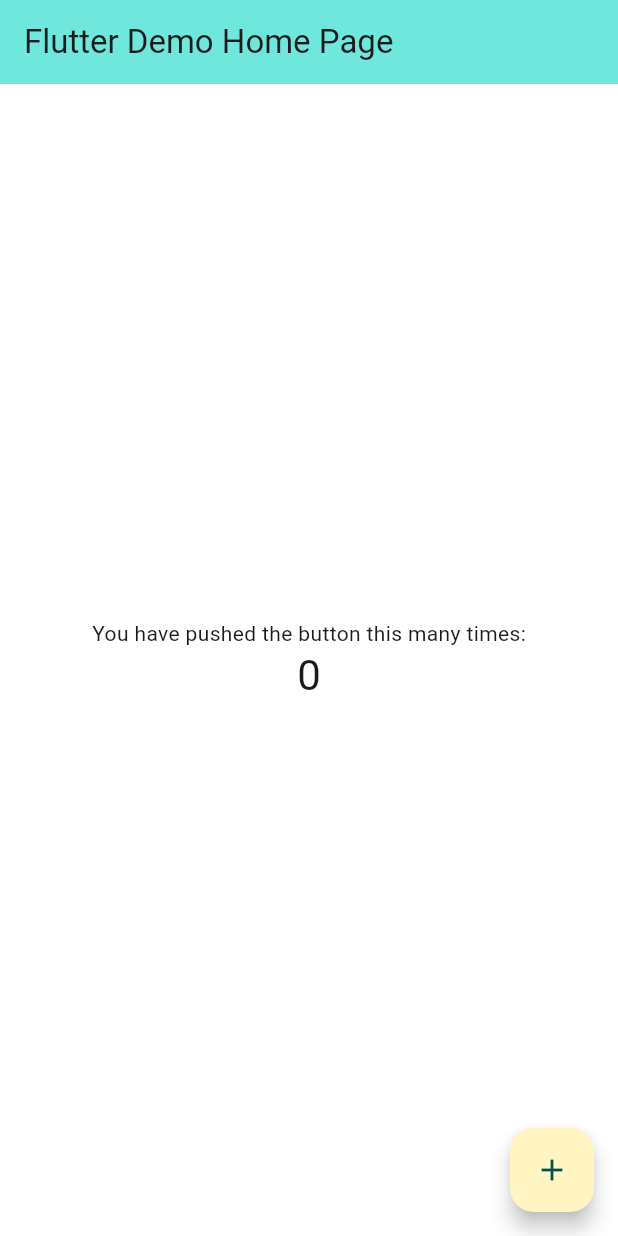
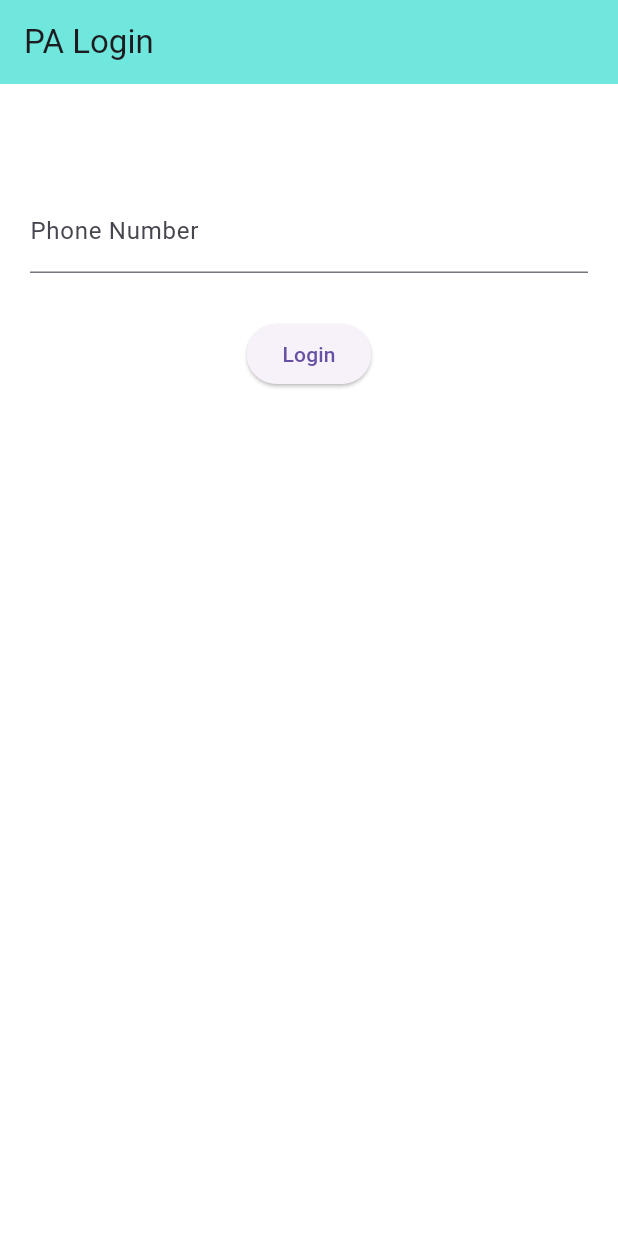
Before and after one commit to yogeshsahu0582/user_app, a Flutter app: the screen it shows after launch, on a phone screen of 412 x 824 dp. Run offline on Flutter 3.47's test engine with Material 3 defaults, Android fonts, the phone set to English and light mode, and no system bars; our stand-ins replace dio, shared_preferences.

Commit message:
Day 15 Flutter user app foundation completed

```diff
--- /dev/null
+++ b/lib/config/api_config.dart
@@ -0,0 +1,3 @@
+class ApiConfig {
+  static const String baseUrl = "http://127.0.0.1:8000";
+}
--- a/lib/main.dart
+++ b/lib/main.dart
@@ -1,4 +1,10 @@
 import 'package:flutter/material.dart';
+
+import 'package:provider/provider.dart';
+
+import 'providers/auth_provider.dart';
+
+import 'screens/auth/login_screen.dart';
 
 void main() {
   runApp(const MyApp());
@@ -9,75 +15,21 @@
 
   @override
   Widget build(BuildContext context) {
-    return MaterialApp(
-      title: 'Flutter Demo',
-      theme: ThemeData(
-        // STEP 14: SET PROFESSIONAL THEME
-        // Setting the primary color to the requested hex code
-        primaryColor: const Color(0xFFF6FE7DD),
+    return MultiProvider(
+      providers: [ChangeNotifierProvider(create: (_) => AuthProvider())],
 
-        // Setting the background color to white
-        scaffoldBackgroundColor: Colors.white,
+      child: MaterialApp(
+        debugShowCheckedModeBanner: false,
 
-        // Setting the accent color (using colorScheme for modern Flutter)
-        colorScheme: ColorScheme.fromSeed(
-          seedColor: const Color(0xFFF6FE7DD),
-          // Accent/Secondary color as requested
-          secondary: const Color(0xFFFFFF4C2),
+        title: "PA System",
+
+        theme: ThemeData(
+          primaryColor: const Color(0xFF6FE7DD),
+
+          scaffoldBackgroundColor: Colors.white,
         ),
 
-        useMaterial3: true,
-      ),
-      home: const MyHomePage(title: 'Flutter Demo Home Page'),
-    );
-  }
-}
-
-class MyHomePage extends StatefulWidget {
-  const MyHomePage({super.key, required this.title});
-
-  final String title;
-
-  @override
-  State<MyHomePage> createState() => _MyHomePageState();
-}
-
-class _MyHomePageState extends State<MyHomePage> {
-  int _counter = 0;
-
-  void _incrementCounter() {
-    setState(() {
-      _counter++;
-    });
-  }
-
-  @override
-  Widget build(BuildContext context) {
-    return Scaffold(
-      appBar: AppBar(
-        // Professional theme use karne ke liye primary color apply kiya gaya hai
-        backgroundColor: Theme.of(context).primaryColor,
-        title: Text(widget.title),
-      ),
-      // Background color white pehle se theme me set kar diya gaya hai
-      body: Center(
-        child: Column(
-          mainAxisAlignment: MainAxisAlignment.center,
-          children: <Widget>[
-            const Text('You have pushed the button this many times:'),
-            Text(
-              '$_counter',
-              style: Theme.of(context).textTheme.headlineMedium,
-            ),
-          ],
-        ),
-      ),
-      floatingActionButton: FloatingActionButton(
-        onPressed: _incrementCounter,
-        tooltip: 'Increment',
-        // Accent color (secondary) yahan use ho raha hai
-        backgroundColor: Theme.of(context).colorScheme.secondary,
-        child: const Icon(Icons.add),
+        home: const LoginScreen(),
       ),
     );
   }
--- /dev/null
+++ b/lib/providers/auth_provider.dart
@@ -0,0 +1,44 @@
+import 'package:flutter/material.dart';
+
+import 'package:dio/dio.dart';
+
+import 'package:shared_preferences/shared_preferences.dart';
+
+import '../services/api_service.dart';
+
+class AuthProvider extends ChangeNotifier {
+  final ApiService apiService = ApiService();
+
+  bool isLoading = false;
+
+  Future<bool> userLogin(String phone) async {
+    try {
+      isLoading = true;
+
+      notifyListeners();
+
+      Response response = await apiService.dio.post(
+        "/auth/user-login",
+        data: {"phone": phone},
+      );
+
+      String token = response.data["access_token"];
+
+      SharedPreferences prefs = await SharedPreferences.getInstance();
+
+      await prefs.setString("token", token);
+
+      isLoading = false;
+
+      notifyListeners();
+
+      return true;
+    } catch (e) {
+      isLoading = false;
+
+      notifyListeners();
+
+      return false;
+    }
+  }
+}
--- /dev/null
+++ b/lib/screens/auth/login_screen.dart
@@ -0,0 +1,70 @@
+import 'package:flutter/material.dart';
+
+import 'package:provider/provider.dart';
+
+import '../../providers/auth_provider.dart';
+
+class LoginScreen extends StatefulWidget {
+  const LoginScreen({super.key});
+
+  @override
+  State<LoginScreen> createState() => _LoginScreenState();
+}
+
+class _LoginScreenState extends State<LoginScreen> {
+  final TextEditingController phoneController = TextEditingController();
+
+  @override
+  Widget build(BuildContext context) {
+    final authProvider = Provider.of<AuthProvider>(context);
+
+    return Scaffold(
+      backgroundColor: Colors.white,
+
+      appBar: AppBar(
+        title: const Text("PA Login"),
+        backgroundColor: const Color(0xFF6FE7DD),
+      ),
+
+      body: Padding(
+        padding: const EdgeInsets.all(20),
+
+        child: Column(
+          children: [
+            const SizedBox(height: 50),
+
+            TextField(
+              controller: phoneController,
+
+              decoration: const InputDecoration(labelText: "Phone Number"),
+            ),
+
+            const SizedBox(height: 30),
+
+            ElevatedButton(
+              onPressed: () async {
+                bool success = await authProvider.userLogin(
+                  phoneController.text,
+                );
+
+                if (success) {
+                  ScaffoldMessenger.of(context).showSnackBar(
+                    const SnackBar(content: Text("Login Success")),
+                  );
+                } else {
+                  ScaffoldMessenger.of(
+                    context,
+                  ).showSnackBar(const SnackBar(content: Text("Login Failed")));
+                }
+              },
+
+              child: authProvider.isLoading
+                  ? const CircularProgressIndicator()
+                  : const Text("Login"),
+            ),
+          ],
+        ),
+      ),
+    );
+  }
+}
--- /dev/null
+++ b/lib/services/api_service.dart
@@ -0,0 +1,12 @@
+import 'package:dio/dio.dart';
+
+import '../config/api_config.dart';
+
+class ApiService {
+  final Dio dio = Dio(
+    BaseOptions(
+      baseUrl: ApiConfig.baseUrl,
+      headers: {"Content-Type": "application/json"},
+    ),
+  );
+}
--- a/pubspec.yaml
+++ b/pubspec.yaml
@@ -34,6 +34,12 @@
   # The following adds the Cupertino Icons font to your application.
   # Use with the CupertinoIcons class for iOS style icons.
   cupertino_icons: ^1.0.8
+  firebase_core: ^4.9.0
+  firebase_messaging: ^16.2.2
+  dio: ^5.9.2
+  provider: ^6.1.5+1
+  shared_preferences: ^2.5.5
+  flutter_screenutil: ^5.9.3
 
 dev_dependencies:
   flutter_test:
```
Also changed, not shown: lib/screens/auth/register_screen.dart (added, +14 -0 lines), pubspec.lock, 2198 other files.
